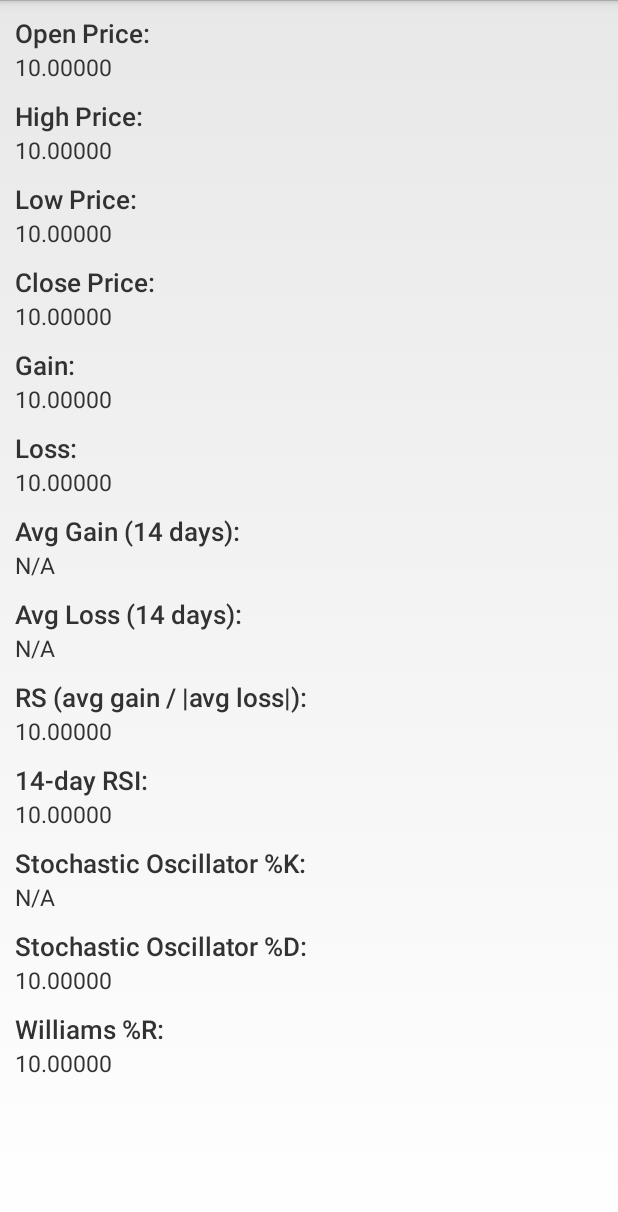
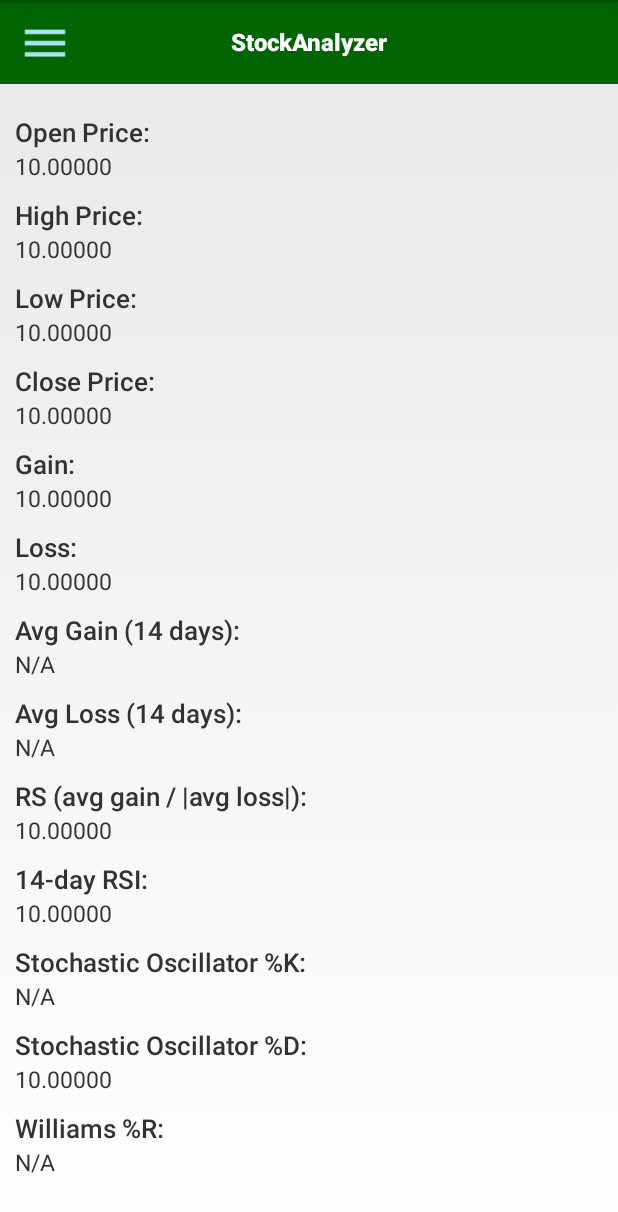
Before and after one commit to kejuntong/StockAnalysis, an Android app: the StockDetailActivity screen opened directly, with no data from a screen before it, on a phone screen of 412 x 824 dp. Shown: the top 1212 px of the screen. Run offline under Robolectric (Android 15) with nearby library versions, the phone set to English and light mode, and no system bars; 6 statements that could not run were skipped.

```diff
--- a/app/src/main/AndroidManifest.xml
+++ b/app/src/main/AndroidManifest.xml
@@ -10,7 +10,7 @@
         android:label="@string/app_name"
         android:supportsRtl="true"
         android:theme="@style/AppTheme">
-        <activity android:name=".Activities.MainActivity">
+        <activity android:name=".Activities.HomeActivity">
             <intent-filter>
                 <action android:name="android.intent.action.MAIN" />
 
--- a/app/src/main/java/com/stock/analyzer/stockanalyzer/Activities/StockDetailActivity.java
+++ b/app/src/main/java/com/stock/analyzer/stockanalyzer/Activities/StockDetailActivity.java
@@ -148,19 +148,33 @@ public class StockDetailActivity extends Activity {
         }
 
         // set sok text
+        BigDecimal sokValue = null;
         if (sokList.size() > 0){
-            sokText.setText(String.valueOf(sokList.get(0).multiply(BigDecimal.valueOf(100))) + "%");
+            sokValue = sokList.get(0).multiply(BigDecimal.valueOf(100));
+            sokText.setText(String.valueOf(sokValue) + "%");
         } else {
             sokText.setText("N/A");
         }
 
         // set sod text
+        BigDecimal sodValue = null;
         if (sokList.size() >= 3 ){
             BigDecimal totalSok = BigDecimal.ZERO;
             for (int i=0; i<3; i++){
                 totalSok = totalSok.add(sokList.get(0));
             }
-            sodText.setText(String.valueOf(totalSok.divide(BigDecimal.valueOf(3), BigDecimal.ROUND_CEILING)));
+            sodValue = totalSok.divide(BigDecimal.valueOf(3), BigDecimal.ROUND_CEILING);
+            sodText.setText(String.valueOf(sodValue.multiply(BigDecimal.valueOf(100))) + "%");
+        }
+
+        // williams
+        BigDecimal williams = null;
+        if (currentList.size() >= 14){
+            williams = currentList.get(0).getClose().subtract(getHighestInPastFourteenDays(0)).
+                    divide(getHighestInPastFourteenDays(0).subtract(getLowestInPastFourteenDays(0)), BigDecimal.ROUND_CEILING);
+            williamsRText.setText(String.valueOf(williams.multiply(BigDecimal.valueOf(100))) + "%");
+        } else {
+            williamsRText.setText("N/A");
         }
 
     }
--- /dev/null
+++ b/app/src/main/res/drawable/selectable_menu_button.xml
@@ -0,0 +1,12 @@
+<?xml version="1.0" encoding="utf-8"?>
+<selector xmlns:android="http://schemas.android.com/apk/res/android">
+
+    <item android:state_pressed="true"
+        android:drawable="@drawable/menu_button_pressed">
+    </item>
+
+    <item android:drawable="@drawable/menu_button">
+    </item>
+
+
+</selector>
--- a/app/src/main/res/layout/activity_stock_detail.xml
+++ b/app/src/main/res/layout/activity_stock_detail.xml
@@ -1,13 +1,40 @@
 <?xml version="1.0" encoding="utf-8"?>
 <RelativeLayout xmlns:android="http://schemas.android.com/apk/res/android"
     android:layout_width="match_parent"
-    android:layout_height="match_parent"
-    android:paddingLeft="10dp"
-    android:paddingRight="10dp">
+    android:layout_height="match_parent">
+
+    <RelativeLayout
+        android:id="@+id/title_bar"
+        android:layout_width="match_parent"
+        android:layout_height="56dp"
+        android:background="@color/darkgreen">
+
+        <ImageButton
+            android:id="@+id/menu_button"
+            android:layout_width="60dp"
+            android:layout_height="match_parent"
+            android:background="@color/transparent"
+            android:src="@drawable/selectable_menu_button"
+            android:scaleType="centerInside"
+            android:padding="10dp"/>
+
+        <TextView
+            android:layout_width="wrap_content"
+            android:layout_height="wrap_content"
+            android:layout_centerInParent="true"
+            android:text="StockAnalyzer"
+            android:textColor="@color/white"
+            android:fontFamily="sans-serif-medium"
+            android:textStyle="bold"
+            android:textSize="16dp"/>
+
+    </RelativeLayout>
 
     <ScrollView
         android:layout_width="match_parent"
-        android:layout_height="match_parent">
+        android:layout_height="match_parent"
+        android:layout_below="@+id/title_bar"
+        android:padding="10dp">
 
         <LinearLayout
             android:layout_width="match_parent"
```
Also changed, not shown: app/src/main/java/com/stock/analyzer/stockanalyzer/Activities/HomeActivity.java (renamed from app/src/main/java/com/stock/analyzer/stockanalyzer/Activities/MainActivity.java, +30 -14 lines), app/src/main/res/layout/activity_home.xml (added, +53 -0 lines), app/src/main/res/layout/activity_main.xml (deleted, +0 -13 lines), app/src/main/res/drawable/menu_button.png (added), app/src/main/res/drawable/menu_button_pressed.png (added).
